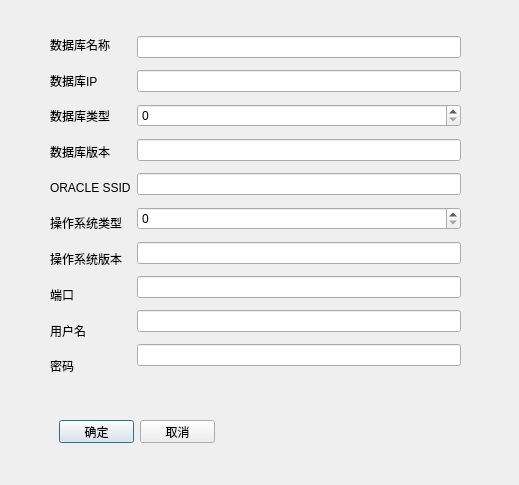
Qt form DBVerify/dbitemdialog.ui (FMX/qt-gui) before a commit.
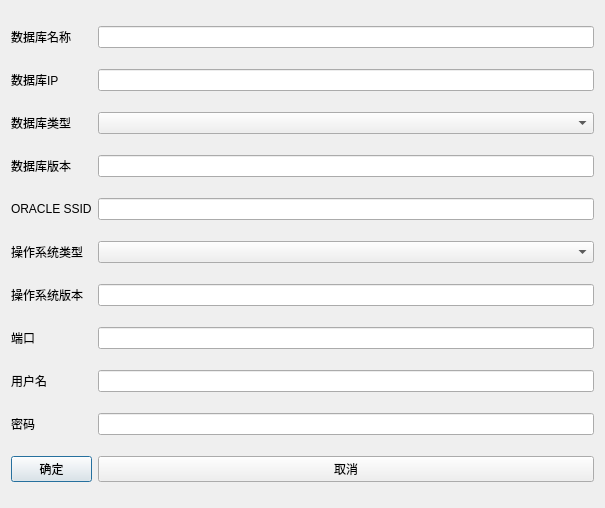
The same form after that commit.

```diff
--- a/DBVerify/dbitemdialog.ui
+++ b/DBVerify/dbitemdialog.ui
@@ -6,159 +6,133 @@
    <rect>
     <x>0</x>
     <y>0</y>
-    <width>519</width>
-    <height>485</height>
+    <width>605</width>
+    <height>508</height>
    </rect>
   </property>
   <property name="windowTitle">
    <string>Dialog</string>
   </property>
-  <widget class="QPushButton" name="btnConfirm">
-   <property name="geometry">
-    <rect>
-     <x>59</x>
-     <y>420</y>
-     <width>75</width>
-     <height>23</height>
-    </rect>
-   </property>
-   <property name="text">
-    <string>确定</string>
-   </property>
-  </widget>
-  <widget class="QPushButton" name="btnCancel">
-   <property name="geometry">
-    <rect>
-     <x>140</x>
-     <y>420</y>
-     <width>75</width>
-     <height>23</height>
-    </rect>
-   </property>
-   <property name="text">
-    <string>取消</string>
-   </property>
-  </widget>
-  <widget class="QWidget" name="">
-   <property name="geometry">
-    <rect>
-     <x>50</x>
-     <y>30</y>
-     <width>411</width>
-     <height>351</height>
-    </rect>
-   </property>
    <layout class="QHBoxLayout" name="horizontalLayout">
     <item>
-     <layout class="QVBoxLayout" name="verticalLayout">
-      <item>
+    <layout class="QGridLayout" name="gridLayout">
+     <item row="0" column="0">
        <widget class="QLabel" name="label_9">
         <property name="text">
          <string>数据库名称</string>
         </property>
        </widget>
       </item>
-      <item>
+     <item row="0" column="1">
+      <widget class="QLineEdit" name="lineEdit_9"/>
+     </item>
+     <item row="1" column="0">
        <widget class="QLabel" name="label_7">
         <property name="text">
          <string>数据库IP</string>
         </property>
        </widget>
       </item>
-      <item>
+     <item row="1" column="1">
+      <widget class="QLineEdit" name="lineEdit_8"/>
+     </item>
+     <item row="2" column="0">
        <widget class="QLabel" name="label_8">
         <property name="text">
          <string>数据库类型</string>
         </property>
        </widget>
       </item>
-      <item>
+     <item row="2" column="1">
+      <widget class="QComboBox" name="comboBox"/>
+     </item>
+     <item row="3" column="0">
        <widget class="QLabel" name="label_6">
         <property name="text">
          <string>数据库版本</string>
         </property>
        </widget>
       </item>
-      <item>
+     <item row="3" column="1">
+      <widget class="QLineEdit" name="lineEdit_6"/>
+     </item>
+     <item row="4" column="0">
        <widget class="QLabel" name="label_2">
         <property name="text">
          <string>ORACLE SSID</string>
         </property>
        </widget>
       </item>
-      <item>
+     <item row="4" column="1">
+      <widget class="QLineEdit" name="lineEdit_2"/>
+     </item>
+     <item row="5" column="0">
        <widget class="QLabel" name="label_10">
         <property name="text">
          <string>操作系统类型</string>
         </property>
        </widget>
       </item>
-      <item>
+     <item row="5" column="1">
+      <widget class="QComboBox" name="comboBox_2"/>
+     </item>
+     <item row="6" column="0">
        <widget class="QLabel" name="label_3">
         <property name="text">
          <string>操作系统版本</string>
         </property>
        </widget>
       </item>
-      <item>
+     <item row="6" column="1">
+      <widget class="QLineEdit" name="lineEdit_3"/>
+     </item>
+     <item row="7" column="0">
        <widget class="QLabel" name="label_4">
         <property name="text">
          <string>端口</string>
         </property>
        </widget>
       </item>
-      <item>
+     <item row="7" column="1">
+      <widget class="QLineEdit" name="lineEdit_4"/>
+     </item>
+     <item row="8" column="0">
        <widget class="QLabel" name="label_5">
         <property name="text">
          <string>用户名</string>
         </property>
        </widget>
       </item>
-      <item>
+     <item row="8" column="1">
+      <widget class="QLineEdit" name="lineEdit_5"/>
+     </item>
+     <item row="9" column="0">
        <widget class="QLabel" name="label">
         <property name="text">
          <string>密码</string>
         </property>
        </widget>
       </item>
-     </layout>
-    </item>
-    <item>
-     <layout class="QVBoxLayout" name="verticalLayout_2">
-      <item>
-       <widget class="QLineEdit" name="lineEdit_9"/>
-      </item>
-      <item>
-       <widget class="QLineEdit" name="lineEdit_8"/>
-      </item>
-      <item>
-       <widget class="QSpinBox" name="spinBox"/>
-      </item>
-      <item>
-       <widget class="QLineEdit" name="lineEdit_6"/>
-      </item>
-      <item>
-       <widget class="QLineEdit" name="lineEdit_2"/>
-      </item>
-      <item>
-       <widget class="QSpinBox" name="spinBox_2"/>
-      </item>
-      <item>
-       <widget class="QLineEdit" name="lineEdit_3"/>
-      </item>
-      <item>
-       <widget class="QLineEdit" name="lineEdit_4"/>
-      </item>
-      <item>
-       <widget class="QLineEdit" name="lineEdit_5"/>
-      </item>
-      <item>
+     <item row="9" column="1">
        <widget class="QLineEdit" name="lineEdit"/>
       </item>
+     <item row="10" column="0">
+      <widget class="QPushButton" name="btnConfirm">
+       <property name="text">
+        <string>确定</string>
+       </property>
+      </widget>
+     </item>
+     <item row="10" column="1">
+      <widget class="QPushButton" name="btnCancel">
+       <property name="text">
+        <string>取消</string>
+       </property>
+      </widget>
+     </item>
      </layout>
     </item>
    </layout>
-  </widget>
  </widget>
  <resources/>
  <connections/>
```
Lines whose indentation alone changed are shown as unchanged.
